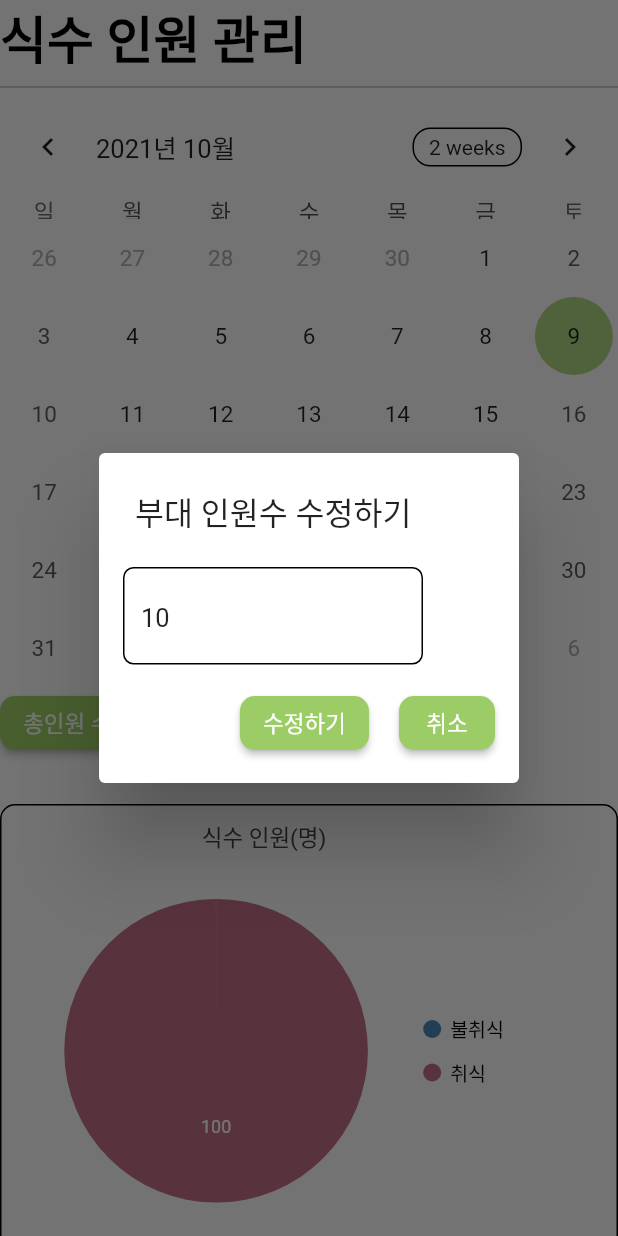
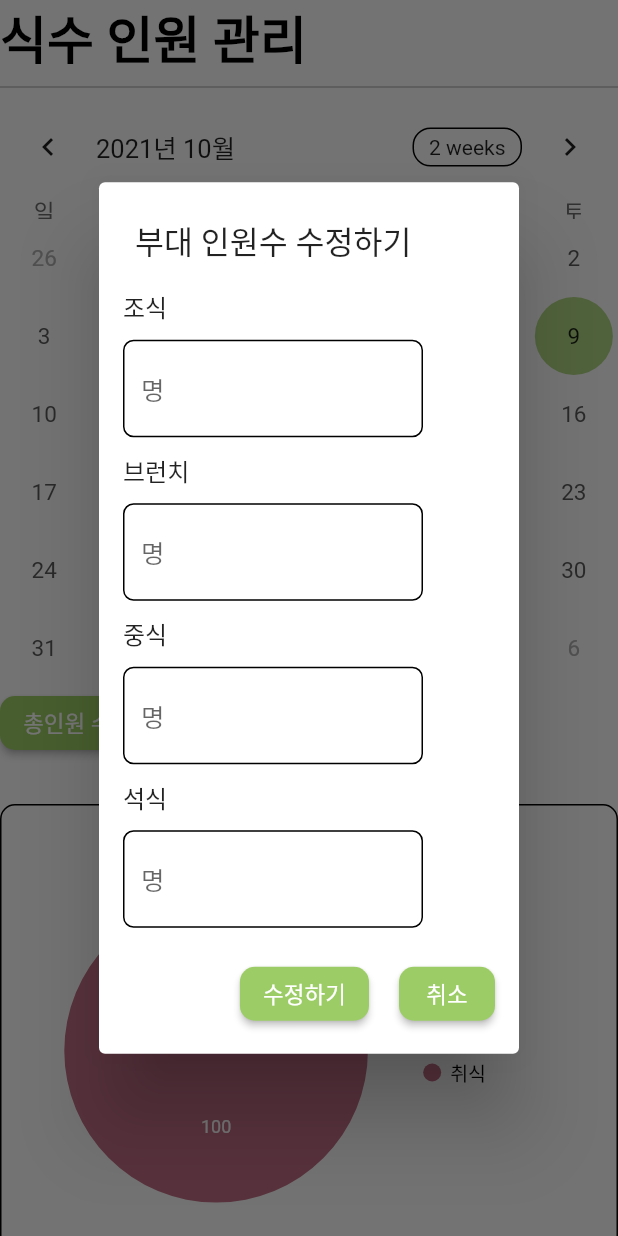
Before and after one commit to sungjjss9707/APP_AI_MMIS_teamMMIS, a Flutter app: the ManageTheNumberEatingPage widget shown alone on an empty page, opened directly, after a tap on "총인원 수정", on a phone screen of 412 x 824 dp. Run offline on Flutter 3.47's test engine with Material 2 defaults, Android fonts, the phone set to English and light mode, and no system bars; drawn by our look-alikes of table_calendar; our stand-ins replace custom_radio_grouped_button, flutter_rating_bar, flutter_typeahead, font_awesome_flutter, get, image_picker and 3 more; missing offline and left inert: collapsible_sidebar, number_pagination, survey_kit.

Commit message:
totalNumDialog  하는 중

```diff
--- a/admin/lib/view/components/button/not_eating.dart
+++ b/admin/lib/view/components/button/not_eating_button.dart
@@ -1,6 +1,6 @@
 import 'package:flutter/material.dart';
 
-class NotEating extends StatelessWidget {
+class NotEatingButton extends StatelessWidget {
   @override
   Widget build(BuildContext context) {
     return Container(
--- a/admin/lib/view/components/login_and_join/tag_and_textformfield.dart
+++ b/admin/lib/view/components/login_and_join/tag_and_textformfield.dart
@@ -8,12 +8,14 @@
   final controller;
   final funValidate;
   final obscureText;
+  final hint;
 
   const TagAndTextFormField(
       {this.text = "",
       this.controller,
       this.funValidate,
-      this.obscureText = false});
+      this.obscureText = false,
+      this.hint});
 
   @override
   Widget build(BuildContext context) {
@@ -29,7 +31,7 @@
         SizedBox(height: gap_xs),
         CustomTextFormField(
           obscureText: obscureText,
-          hint: "",
+          hint: hint ?? "",
           enabledBorderSide: true,
           controller: controller,
           funValidate: funValidate,
--- a/admin/lib/view/components/number_eating/total_num_dialog.dart
+++ b/admin/lib/view/components/number_eating/total_num_dialog.dart
@@ -1,35 +1,67 @@
+import 'package:admin/controller/not_eating_controller.dart';
 import 'package:admin/util/validators.dart';
 import 'package:admin/view/components/button/custom_elevated_button.dart';
-import 'package:admin/view/components/textfield/custom_text_form_field.dart';
+import 'package:admin/view/components/login_and_join/tag_and_textformfield.dart';
 import 'package:flutter/material.dart';
+import 'package:get/get.dart';
 
 import '../../../size.dart';
 
 class TotalNumDialog extends StatelessWidget {
-  final int totalNum;
-  final _totalNumChange = TextEditingController();
+  final DateTime date;
+  final _totalNumChangeBreakFast = TextEditingController();
+  final _totalNumChangeBrunch = TextEditingController();
+  final _totalNumChangeLunch = TextEditingController();
+  final _totalNumChangeDinner = TextEditingController();
   final _formKey = GlobalKey<FormState>();
-  TotalNumDialog(this.totalNum);
+  final NotEatingController not = Get.find();
+  TotalNumDialog(this.date);
 
   @override
   Widget build(BuildContext context) {
-    _totalNumChange.text = totalNum.toString();
     return SimpleDialog(
       title: Text("부대 인원수 수정하기"),
       contentPadding: const EdgeInsets.all(16),
       children: [
         Container(
+          child: Form(
+            key: _formKey,
             child: Column(
               crossAxisAlignment: CrossAxisAlignment.start,
               children: [
                 SizedBox(
-                child: Form(
-                  key: _formKey,
-                  child: CustomTextFormField(
+                  child: TagAndTextFormField(
+                    text: "조식",
                     funValidate: validateNumeric(),
-                    controller: _totalNumChange,
+                    controller: _totalNumChangeBreakFast,
                     hint: "명",
                   ),
+                  width: 200,
+                ),
+                SizedBox(
+                  child: TagAndTextFormField(
+                    text: "브런치",
+                    funValidate: validateNumeric(),
+                    controller: _totalNumChangeBrunch,
+                    hint: "명",
+                  ),
+                  width: 200,
+                ),
+                SizedBox(
+                  child: TagAndTextFormField(
+                    text: "중식",
+                    funValidate: validateNumeric(),
+                    controller: _totalNumChangeLunch,
+                    hint: "명",
+                  ),
+                  width: 200,
+                ),
+                SizedBox(
+                  child: TagAndTextFormField(
+                    text: "석식",
+                    funValidate: validateNumeric(),
+                    controller: _totalNumChangeDinner,
+                    hint: "명",
                   ),
                   width: 200,
                 ),
@@ -56,6 +88,7 @@
                 )
               ],
             ),
+          ),
         )
       ],
     );
--- a/admin/lib/view/pages/subpages/manage_the_number_eating_page.dart
+++ b/admin/lib/view/pages/subpages/manage_the_number_eating_page.dart
@@ -1,11 +1,14 @@
 // 식수 인원 관리 페이지
 
+import 'package:admin/controller/not_eating_controller.dart';
 import 'package:admin/util/calendar_util.dart';
 import 'package:admin/view/components/button/custom_elevated_button.dart';
 import 'package:admin/view/components/home/customTitle.dart';
 import 'package:admin/view/components/number_eating/custom_piechart.dart';
 import 'package:admin/view/components/number_eating/total_num_dialog.dart';
 import 'package:flutter/material.dart';
+import 'package:get/get.dart';
+
 import 'package:table_calendar/table_calendar.dart';
 
 import '../../../size.dart';
@@ -20,6 +23,7 @@
   CalendarFormat _calendarFormat = CalendarFormat.month;
   DateTime _focusedDay = DateTime.now();
   late DateTime _selectedDay;
+  final not = Get.put(NotEatingController());
 
   @override
   void initState() {
@@ -44,7 +48,7 @@
               onPressed: () {
                 showDialog(
                   context: context,
-                  builder: (context) => TotalNumDialog(10),
+                  builder: (context) => TotalNumDialog(_selectedDay),
                 );
               },
             ),
--- a/assets/request_api_2.dart
+++ b/assets/request_api_2.dart
@@ -487,8 +487,8 @@
 };
 
 // 4.4. 불취식 신청 취소하기(Delete)
-// * route : noteating/2021/3/14/조식/reason
-// * request : header에 유저 토큰,
+// * route : note큰,ating/2021/3/14/조식/reason
+// // * request : header에 유저 토
 //body :
 Map requestCancel = {
   "reason": "당직",
```
Also changed, not shown: admin/lib/controller/dto/total_num_update_dto.dart (added, +9 -0 lines), admin/lib/controller/not_eating_controller.dart (added, +22 -0 lines), admin/lib/domain/not_eating/not_eating.dart (added, +12 -0 lines), admin/lib/domain/not_eating/not_eating_provider.dart (added, +11 -0 lines), admin/lib/domain/not_eating/not_eating_repository.dart (added, +39 -0 lines). Lines whose indentation alone changed are shown as unchanged.
